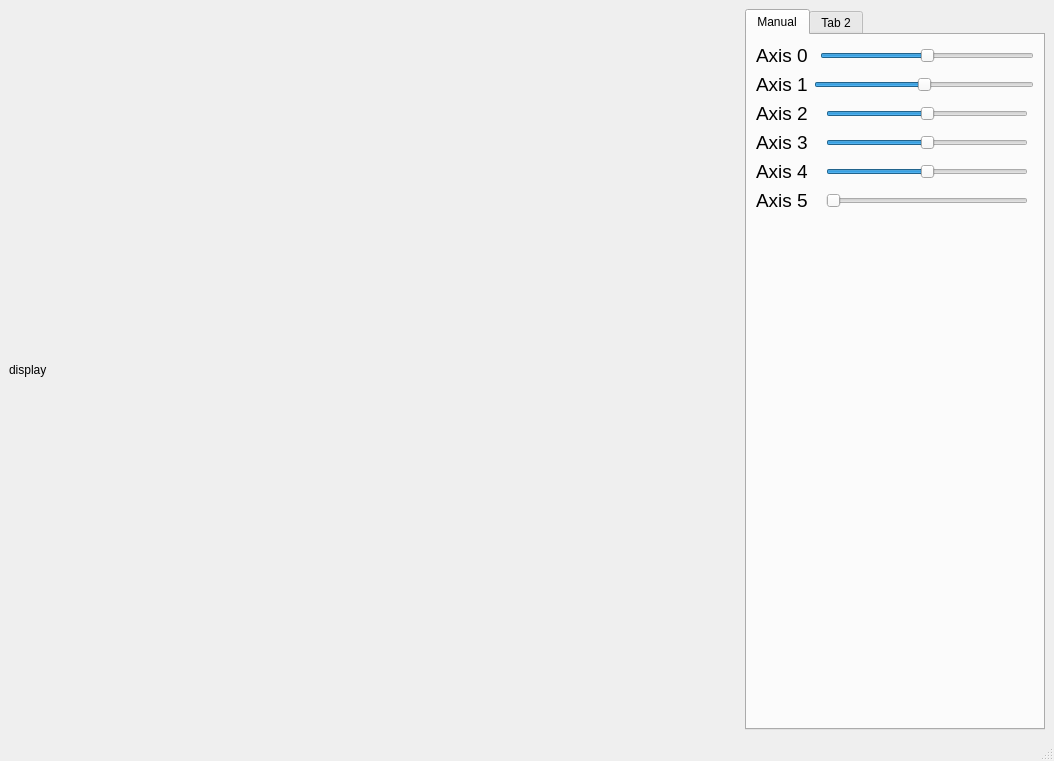
First picture: the form in ui/mainwindow.ui, repository lixuan998/BotArm-Controller, before the edit.
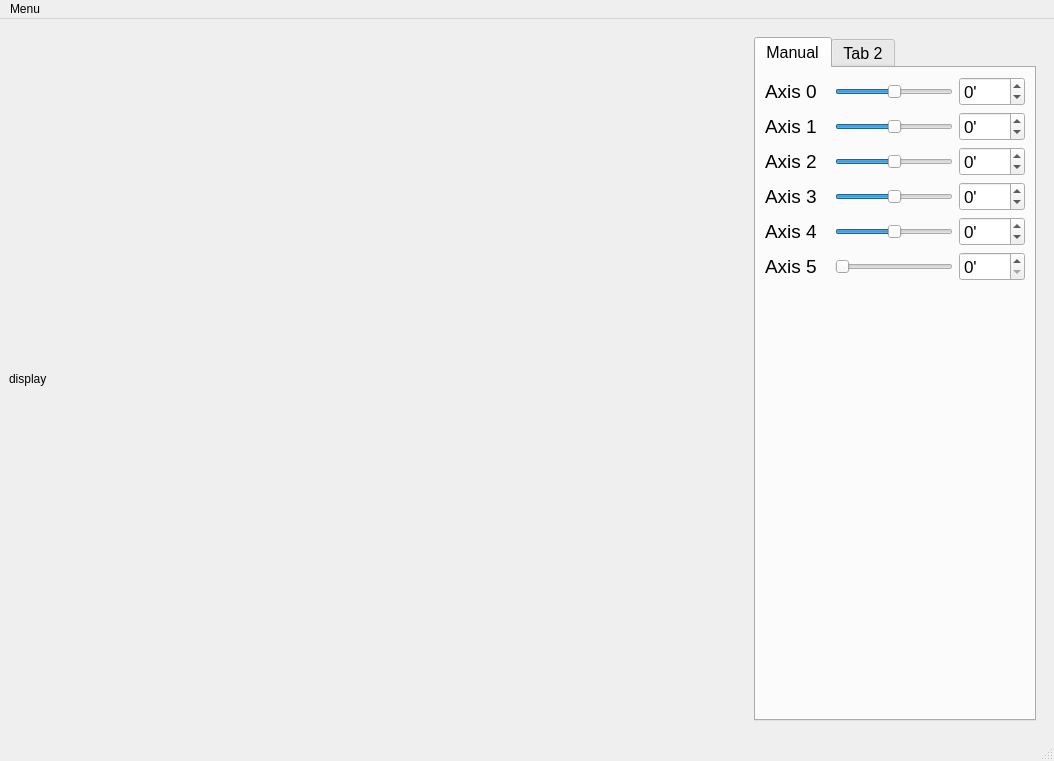
Second picture: the form after the edit. The open tabs and pages were chosen to show the change.

```diff
--- a/ui/mainwindow.ui
+++ b/ui/mainwindow.ui
@@ -15,7 +15,23 @@
   </property>
   <widget class="QWidget" name="centralwidget">
    <layout class="QGridLayout" name="gridLayout">
-    <item row="0" column="2">
+    <item row="0" column="1">
+     <widget class="QStackedWidget" name="stackedWidget">
+      <property name="minimumSize">
+       <size>
+        <width>200</width>
+        <height>0</height>
+       </size>
+      </property>
+      <property name="maximumSize">
+       <size>
+        <width>300</width>
+        <height>16777215</height>
+       </size>
+      </property>
+      <widget class="QWidget" name="control_page">
+       <layout class="QGridLayout" name="gridLayout_3">
+        <item row="0" column="0">
      <widget class="QTabWidget" name="tabWidget">
       <property name="minimumSize">
        <size>
@@ -29,6 +45,11 @@
         <height>16777215</height>
        </size>
       </property>
+          <property name="font">
+           <font>
+            <pointsize>12</pointsize>
+           </font>
+          </property>
       <property name="currentIndex">
        <number>0</number>
       </property>
@@ -37,25 +58,7 @@
         <string>Manual</string>
        </attribute>
        <layout class="QGridLayout" name="gridLayout_2">
-        <item row="1" column="0">
-         <widget class="QLabel" name="axis1_label">
-          <property name="maximumSize">
-           <size>
-            <width>16777215</width>
-            <height>100</height>
-           </size>
-          </property>
-          <property name="font">
-           <font>
-            <pointsize>14</pointsize>
-           </font>
-          </property>
-          <property name="text">
-           <string>Axis 1</string>
-          </property>
-         </widget>
-        </item>
-        <item row="8" column="0">
+            <item row="9" column="0">
          <widget class="QLabel" name="axis4_label">
           <property name="maximumSize">
            <size>
@@ -73,21 +76,52 @@
           </property>
          </widget>
         </item>
-        <item row="3" column="3">
-         <widget class="QSlider" name="axis2_slider">
+            <item row="10" column="0" colspan="3">
+             <widget class="QWidget" name="widget" native="true"/>
+            </item>
+            <item row="5" column="4">
+             <widget class="QSpinBox" name="axis3_spinbox">
+              <property name="font">
+               <font>
+                <pointsize>13</pointsize>
+               </font>
+              </property>
+              <property name="suffix">
+               <string>'</string>
+              </property>
           <property name="minimum">
-           <number>-135</number>
+               <number>-110</number>
           </property>
           <property name="maximum">
-           <number>135</number>
-          </property>
-          <property name="orientation">
-           <enum>Qt::Horizontal</enum>
+               <number>110</number>
           </property>
          </widget>
         </item>
         <item row="4" column="3">
+             <widget class="QSlider" name="axis2_slider">
+              <property name="font">
+               <font>
+                <pointsize>14</pointsize>
+               </font>
+              </property>
+              <property name="minimum">
+               <number>-135</number>
+              </property>
+              <property name="maximum">
+               <number>135</number>
+              </property>
+              <property name="orientation">
+               <enum>Qt::Horizontal</enum>
+              </property>
+             </widget>
+            </item>
+            <item row="5" column="3">
          <widget class="QSlider" name="axis3_slider">
+              <property name="font">
+               <font>
+                <pointsize>14</pointsize>
+               </font>
+              </property>
           <property name="minimum">
            <number>-110</number>
           </property>
@@ -99,8 +133,13 @@
           </property>
          </widget>
         </item>
-        <item row="8" column="3">
+            <item row="9" column="3">
          <widget class="QSlider" name="axis5_slider">
+              <property name="font">
+               <font>
+                <pointsize>14</pointsize>
+               </font>
+              </property>
           <property name="maximum">
            <number>120</number>
           </property>
@@ -109,7 +148,7 @@
           </property>
          </widget>
         </item>
-        <item row="4" column="0">
+            <item row="5" column="0">
          <widget class="QLabel" name="axis3_label">
           <property name="maximumSize">
            <size>
@@ -127,52 +166,13 @@
           </property>
          </widget>
         </item>
-        <item row="1" column="1" colspan="4">
-         <widget class="QSlider" name="axis1_slider">
-          <property name="minimum">
-           <number>-55</number>
-          </property>
-          <property name="maximum">
-           <number>55</number>
-          </property>
-          <property name="orientation">
-           <enum>Qt::Horizontal</enum>
-          </property>
-         </widget>
-        </item>
-        <item row="0" column="2" colspan="3">
-         <widget class="QSlider" name="axis0_slider">
-          <property name="minimum">
-           <number>-125</number>
-          </property>
-          <property name="maximum">
-           <number>125</number>
-          </property>
-          <property name="orientation">
-           <enum>Qt::Horizontal</enum>
-          </property>
-         </widget>
-        </item>
-        <item row="0" column="0" colspan="2">
-         <widget class="QLabel" name="axis0_label">
-          <property name="maximumSize">
-           <size>
-            <width>16777215</width>
-            <height>100</height>
-           </size>
-          </property>
-          <property name="font">
-           <font>
-            <pointsize>14</pointsize>
-           </font>
-          </property>
-          <property name="text">
-           <string>Axis 0</string>
-          </property>
-         </widget>
-        </item>
-        <item row="7" column="3">
+            <item row="8" column="3">
          <widget class="QSlider" name="axis4_slider">
+              <property name="font">
+               <font>
+                <pointsize>14</pointsize>
+               </font>
+              </property>
           <property name="minimum">
            <number>-150</number>
           </property>
@@ -184,7 +184,25 @@
           </property>
          </widget>
         </item>
-        <item row="7" column="0" colspan="3">
+            <item row="4" column="4">
+             <widget class="QSpinBox" name="axis2_spinbox">
+              <property name="font">
+               <font>
+                <pointsize>13</pointsize>
+               </font>
+              </property>
+              <property name="suffix">
+               <string>'</string>
+              </property>
+              <property name="minimum">
+               <number>-135</number>
+              </property>
+              <property name="maximum">
+               <number>135</number>
+              </property>
+             </widget>
+            </item>
+            <item row="8" column="0" colspan="3">
          <widget class="QLabel" name="axis5_label">
           <property name="maximumSize">
            <size>
@@ -202,7 +220,25 @@
           </property>
          </widget>
         </item>
-        <item row="3" column="0">
+            <item row="8" column="4">
+             <widget class="QSpinBox" name="axis4_spinbox">
+              <property name="font">
+               <font>
+                <pointsize>13</pointsize>
+               </font>
+              </property>
+              <property name="suffix">
+               <string>'</string>
+              </property>
+              <property name="minimum">
+               <number>-150</number>
+              </property>
+              <property name="maximum">
+               <number>150</number>
+              </property>
+             </widget>
+            </item>
+            <item row="4" column="0">
          <widget class="QLabel" name="axis2_label">
           <property name="maximumSize">
            <size>
@@ -220,8 +256,131 @@
           </property>
          </widget>
         </item>
-        <item row="9" column="0" colspan="3">
-         <widget class="QWidget" name="widget" native="true"/>
+            <item row="9" column="4">
+             <widget class="QSpinBox" name="axis5_spinbox">
+              <property name="font">
+               <font>
+                <pointsize>13</pointsize>
+               </font>
+              </property>
+              <property name="suffix">
+               <string>'</string>
+              </property>
+              <property name="maximum">
+               <number>120</number>
+              </property>
+             </widget>
+            </item>
+            <item row="3" column="4">
+             <widget class="QSpinBox" name="axis1_spinbox">
+              <property name="font">
+               <font>
+                <pointsize>13</pointsize>
+               </font>
+              </property>
+              <property name="suffix">
+               <string>'</string>
+              </property>
+              <property name="minimum">
+               <number>-55</number>
+              </property>
+              <property name="maximum">
+               <number>55</number>
+              </property>
+             </widget>
+            </item>
+            <item row="3" column="3">
+             <widget class="QSlider" name="axis1_slider">
+              <property name="font">
+               <font>
+                <pointsize>14</pointsize>
+               </font>
+              </property>
+              <property name="minimum">
+               <number>-55</number>
+              </property>
+              <property name="maximum">
+               <number>55</number>
+              </property>
+              <property name="orientation">
+               <enum>Qt::Horizontal</enum>
+              </property>
+             </widget>
+            </item>
+            <item row="3" column="0">
+             <widget class="QLabel" name="axis1_label">
+              <property name="maximumSize">
+               <size>
+                <width>16777215</width>
+                <height>100</height>
+               </size>
+              </property>
+              <property name="font">
+               <font>
+                <pointsize>14</pointsize>
+               </font>
+              </property>
+              <property name="text">
+               <string>Axis 1</string>
+              </property>
+             </widget>
+            </item>
+            <item row="2" column="4">
+             <widget class="QSpinBox" name="axis0_spinbox">
+              <property name="font">
+               <font>
+                <pointsize>13</pointsize>
+               </font>
+              </property>
+              <property name="suffix">
+               <string>'</string>
+              </property>
+              <property name="prefix">
+               <string/>
+              </property>
+              <property name="minimum">
+               <number>-125</number>
+              </property>
+              <property name="maximum">
+               <number>125</number>
+              </property>
+             </widget>
+            </item>
+            <item row="2" column="3">
+             <widget class="QSlider" name="axis0_slider">
+              <property name="font">
+               <font>
+                <pointsize>14</pointsize>
+               </font>
+              </property>
+              <property name="minimum">
+               <number>-125</number>
+              </property>
+              <property name="maximum">
+               <number>125</number>
+              </property>
+              <property name="orientation">
+               <enum>Qt::Horizontal</enum>
+              </property>
+             </widget>
+            </item>
+            <item row="2" column="0">
+             <widget class="QLabel" name="axis0_label">
+              <property name="maximumSize">
+               <size>
+                <width>16777215</width>
+                <height>100</height>
+               </size>
+              </property>
+              <property name="font">
+               <font>
+                <pointsize>14</pointsize>
+               </font>
+              </property>
+              <property name="text">
+               <string>Axis 0</string>
+              </property>
+             </widget>
         </item>
        </layout>
       </widget>
@@ -232,6 +391,70 @@
       </widget>
      </widget>
     </item>
+       </layout>
+      </widget>
+      <widget class="QWidget" name="config_page">
+       <layout class="QGridLayout" name="gridLayout_4">
+        <item row="0" column="0">
+         <widget class="QFrame" name="frame">
+          <property name="frameShape">
+           <enum>QFrame::StyledPanel</enum>
+          </property>
+          <property name="frameShadow">
+           <enum>QFrame::Raised</enum>
+          </property>
+          <layout class="QGridLayout" name="gridLayout_5">
+           <item row="0" column="0">
+            <widget class="QLabel" name="ip_label">
+             <property name="text">
+              <string>IP Adress:</string>
+             </property>
+            </widget>
+           </item>
+           <item row="3" column="1">
+            <widget class="QLabel" name="connect_status_label">
+             <property name="maximumSize">
+              <size>
+               <width>16777215</width>
+               <height>50</height>
+              </size>
+             </property>
+             <property name="text">
+              <string>Not Connected</string>
+             </property>
+            </widget>
+           </item>
+           <item row="1" column="0">
+            <widget class="QLabel" name="port_label">
+             <property name="text">
+              <string>Port:</string>
+             </property>
+            </widget>
+           </item>
+           <item row="1" column="1">
+            <widget class="QLineEdit" name="port_lineEdit">
+             <property name="text">
+              <string/>
+             </property>
+            </widget>
+           </item>
+           <item row="0" column="1">
+            <widget class="QLineEdit" name="ip_lineEdit"/>
+           </item>
+           <item row="2" column="1">
+            <widget class="QPushButton" name="connect_btn">
+             <property name="text">
+              <string>Connect</string>
+             </property>
+            </widget>
+           </item>
+          </layout>
+         </widget>
+        </item>
+       </layout>
+      </widget>
+     </widget>
+    </item>
     <item row="0" column="0">
      <widget class="QLabel" name="display_label">
       <property name="minimumSize">
@@ -256,6 +479,14 @@
      <height>22</height>
     </rect>
    </property>
+   <widget class="QMenu" name="menuMenu">
+    <property name="title">
+     <string>Menu</string>
+    </property>
+    <addaction name="connect_to_server_action"/>
+    <addaction name="control_action"/>
+   </widget>
+   <addaction name="menuMenu"/>
   </widget>
   <widget class="QStatusBar" name="statusbar"/>
  </widget>
```
Left out of the diff: 12 changed lines with no effect on the pictures. Lines whose indentation alone changed are shown as unchanged.
